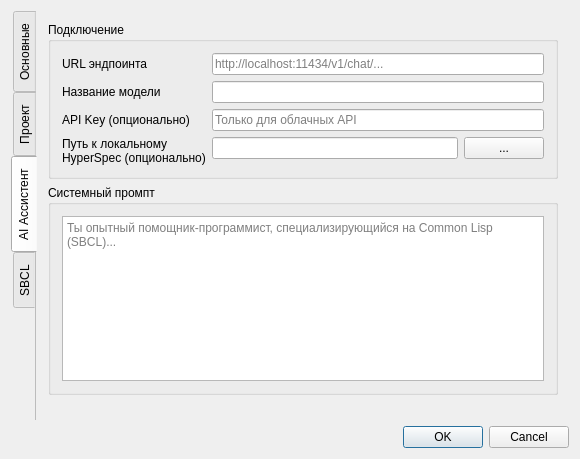
Before: the Qt Designer form src/ui/dialogs/settings_dialog.ui in SerZok/LIDE, drawn with Qt 5.
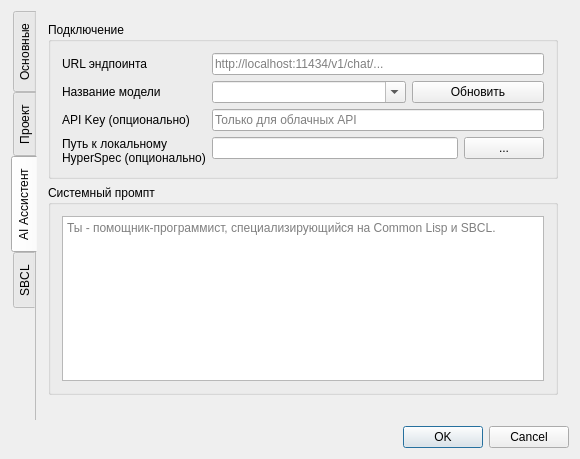
After: the same form once the commit is applied.

Commit message: feature [AI | UI]: enhance AI settings dialog and update model fetching functionality

Patch:
```diff
--- a/src/ui/dialogs/settings_dialog.ui
+++ b/src/ui/dialogs/settings_dialog.ui
@@ -495,11 +495,31 @@
            </widget>
           </item>
           <item row="1" column="1">
-           <widget class="QLineEdit" name="ai_model_lineEdit">
-            <property name="placeholderText">
-             <string/>
-            </property>
-           </widget>
+           <layout class="QHBoxLayout" name="ai_model_layout">
+            <item>
+             <widget class="QComboBox" name="ai_model_comboBox">
+              <property name="editable">
+               <bool>true</bool>
+              </property>
+              <property name="insertPolicy">
+               <enum>QComboBox::InsertPolicy::NoInsert</enum>
+              </property>
+              <property name="placeholderText">
+               <string>Например, qwen2.5-coder:7b</string>
+              </property>
+             </widget>
+            </item>
+            <item>
+             <widget class="QPushButton" name="ai_refresh_models_button">
+              <property name="toolTip">
+               <string>Получить список моделей с Ollama или OpenAI-совместимого сервера</string>
+              </property>
+              <property name="text">
+               <string>Обновить</string>
+              </property>
+             </widget>
+            </item>
+           </layout>
           </item>
           <item row="2" column="0">
            <widget class="QLabel" name="ai_api_key_label">
@@ -558,7 +578,7 @@
           <item>
            <widget class="QTextEdit" name="ai_system_prompt_textEdit">
             <property name="placeholderText">
-             <string>Ты опытный помощник-программист, специализирующийся на Common Lisp (SBCL)...</string>
+             <string>Ты - помощник-программист, специализирующийся на Common Lisp и SBCL.</string>
             </property>
            </widget>
           </item>
```
Left out of the diff: 4 changed lines with no effect on the pictures. The commit also changes 8 other files.
